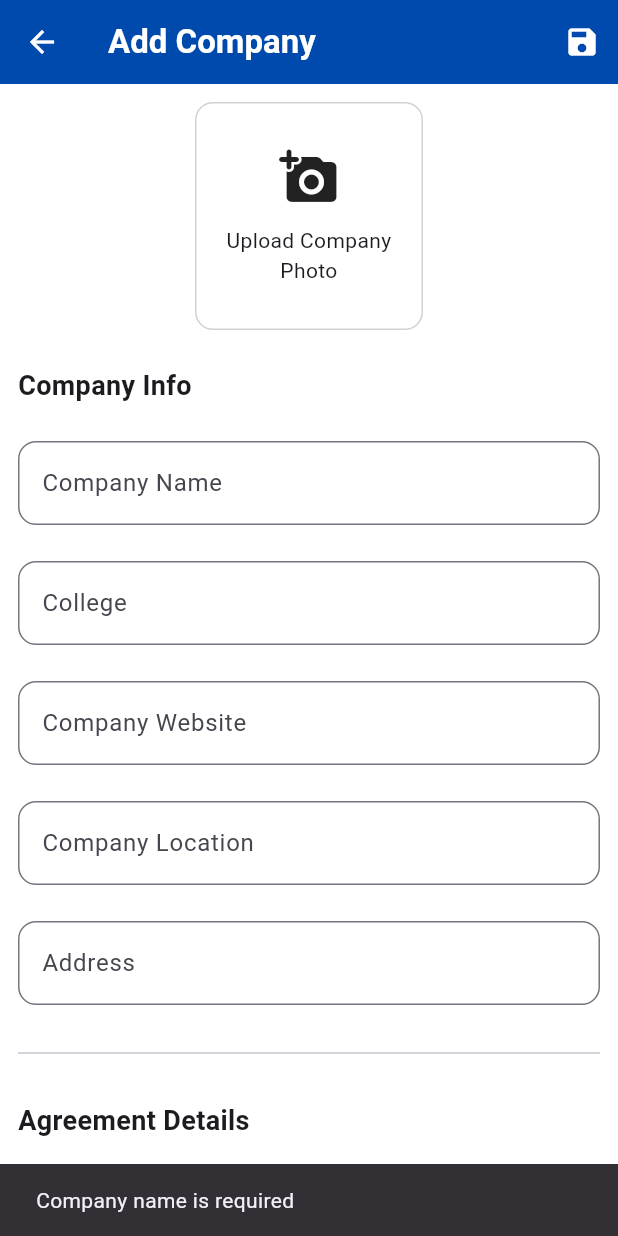
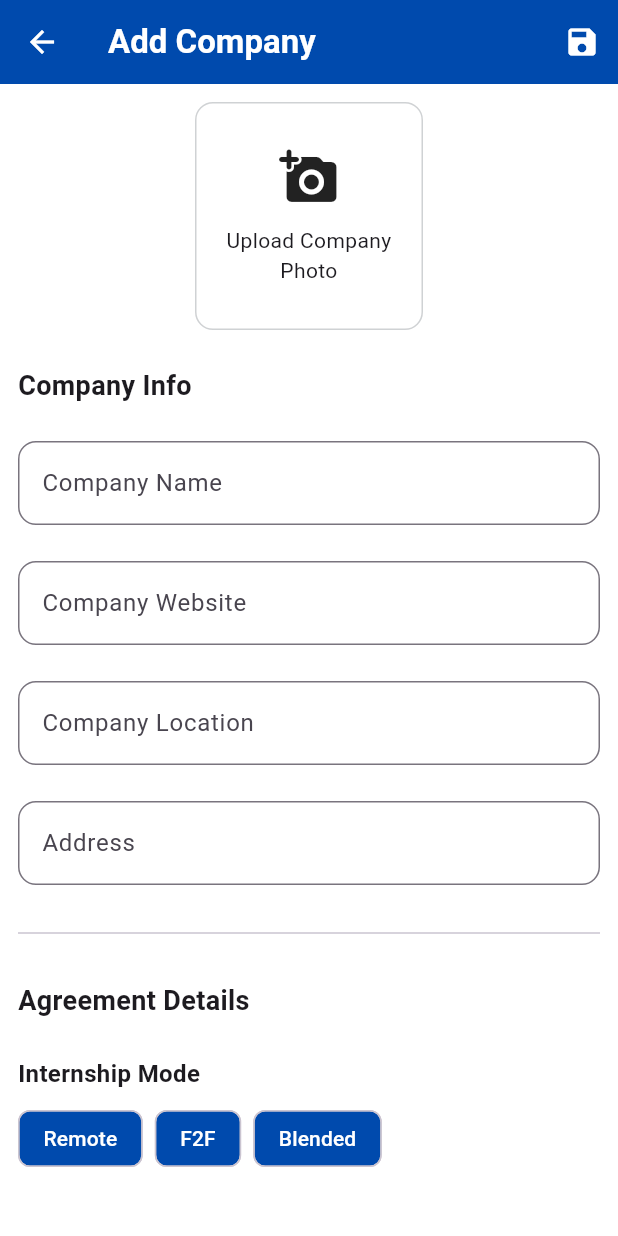
Before and after one commit to PatrickJohn243/in_turn, a Flutter app: the AddCompany screen opened directly, after a tap on the "save" icon, on a phone screen of 412 x 824 dp. Run offline on Flutter 3.47's test engine with Material 3 defaults, Android fonts, the phone set to English and light mode, and no system bars; our stand-ins replace file_picker, flutter_dotenv, font_awesome_flutter, google_sign_in, supabase_flutter; accounts and stored records are empty.

Commit message:
feat: change text fields to chips & UI changes

```diff
--- /dev/null
+++ b/lib/models/adminCompanies.dart
@@ -0,0 +1,22 @@
+class AdminCompanies {
+  final String adminId;
+  final String companyId;
+
+  AdminCompanies({
+    required this.adminId,
+    required this.companyId,
+  });
+
+  factory AdminCompanies.fromJson(Map<String, dynamic> json) {
+    return AdminCompanies(
+      adminId: json['adminId'] ?? '',
+      companyId: json['companyId'] ?? '',
+    );
+  }
+  Map<String, dynamic> toJson() {
+    return {
+      'adminId': adminId,
+      'companyId': companyId,
+    };
+  }
+}
--- /dev/null
+++ b/lib/view_models/insert_company.dart
@@ -0,0 +1,16 @@
+import 'dart:developer';
+
+import 'package:inturn/models/adminCompanies.dart';
+import 'package:supabase_flutter/supabase_flutter.dart';
+
+class InsertCompany {
+  final SupabaseClient supabase = Supabase.instance.client;
+
+  Future<void> addCompanyToAdmin(AdminCompanies adminCompanies) async {
+    try {
+      await supabase.from('companiesByAdmin').insert(adminCompanies.toJson());
+    } catch (e) {
+      throw Exception('Error adding company: $e');
+    }
+  }
+}
--- a/lib/views/admin/add_company.dart
+++ b/lib/views/admin/add_company.dart
@@ -1,9 +1,13 @@
 import 'dart:developer';
 
 import 'package:flutter/material.dart';
+import 'package:inturn/models/adminCompanies.dart';
 import 'package:inturn/models/colleges.dart';
+import 'package:inturn/models/courses.dart';
 import 'package:inturn/utils/constants/app_colors.dart';
 import 'package:inturn/view_models/college_fetching.dart';
+import 'package:inturn/view_models/courses_fetching.dart';
+import 'package:inturn/view_models/insert_company.dart';
 import 'package:supabase_flutter/supabase_flutter.dart';
 import 'package:file_picker/file_picker.dart';
 import 'dart:io';
@@ -17,35 +21,41 @@ class AddCompany extends StatefulWidget {
 }
 
 class _AddCompanyState extends State<AddCompany> {
-  final _supabase = Supabase.instance.client;
-  String? _internshipMode;
-  final List<String> internshipModes = ['Remote', 'F2F', 'Blended'];
-
-  // Course selection
-  List<Map<String, dynamic>> _courses = [];
-  Set<String> _selectedCourseNames = {};
-  bool _isLoadingCourses = true;
-
   // Controllers for all text fields
   late TextEditingController companyNameController;
   late TextEditingController websiteController;
   late TextEditingController locationController;
   late TextEditingController addressController;
-  late TextEditingController moaDurationController;
 
   late TextEditingController contactPerson1Controller;
   late TextEditingController contactPerson2Controller;
   late TextEditingController contactDetailsController;
   late TextEditingController designationController;
 
-  late TextEditingController collegeController;
   late TextEditingController descriptionController;
   late TextEditingController fieldSpecializationController;
 
+  final supabase = Supabase.instance.client;
+  User? user;
+
+  //Internship selection
+  String? selectedMode;
+  final List<String> internshipModes = ['Remote', 'F2F', 'Blended'];
+
+  //College selection
+  List<Colleges> collegeList = [];
+  Colleges? college;
+  Colleges? selectedCollege;
+
+  // Course selection
+  List<Courses> _courses = [];
+  Set<String> _selectedCourseNames = {};
+  bool _isLoadingCourses = true;
+  bool _isLoading = false;
+
   String? _companyImageUrl;
   File? companyImg;
-  Colleges? college;
-  bool _isLoading = false;
+  FilePickerResult? selectedImage;
   bool _isUploadingImage = false;
 
   @override
@@ -55,8 +65,6 @@ class _AddCompanyState extends State<AddCompany> {
     websiteController = TextEditingController();
     locationController = TextEditingController();
     addressController = TextEditingController();
-    moaDurationController = TextEditingController();
-    collegeController = TextEditingController();
 
     contactPerson1Controller = TextEditingController();
     contactPerson2Controller = TextEditingController();
@@ -65,8 +73,9 @@ class _AddCompanyState extends State<AddCompany> {
 
     descriptionController = TextEditingController();
     fieldSpecializationController = TextEditingController();
-    testConnection();
-    _fetchCourses();
+
+    fetchColleges();
+    user = supabase.auth.currentUser;
   }
 
   @override
@@ -75,43 +84,46 @@ class _AddCompanyState extends State<AddCompany> {
     websiteController.dispose();
     locationController.dispose();
     addressController.dispose();
-    moaDurationController.dispose();
     contactPerson1Controller.dispose();
     contactDetailsController.dispose();
     designationController.dispose();
-    contactPerson1Controller.dispose();
     contactPerson2Controller.dispose();
     descriptionController.dispose();
     fieldSpecializationController.dispose();
     super.dispose();
   }
 
-  void fetchCollege(String collegeName) async {
-    // log(collegeName);
+  Future<List<Colleges>> fetchColleges() async {
+    final response = await CollegeFetching().fetchColleges();
+    setState(() {
+      collegeList = response;
+    });
+    return response;
+  }
+
+  //fetch individual college
+  Future<void> fetchCollege(String collegeName) async {
     final response = await CollegeFetching().fetchCollegeByName(collegeName);
     setState(() {
       college = response;
+      log(college!.college);
     });
   }
 
-  Future<void> _fetchCourses() async {
+  Future<void> fetchCourses(String collegeId) async {
     try {
       setState(() {
         _isLoadingCourses = true;
       });
-
-      final response = await _supabase
-          .from('courses')
-          .select()
-          .order('courseName')
-          .timeout(const Duration(seconds: 10));
+      final response = await CoursesFetching().fetchCourses(collegeId);
+      log(response.length.toString());
 
       setState(() {
-        _courses = List<Map<String, dynamic>>.from(response);
+        _courses = response;
         _isLoadingCourses = false;
       });
     } catch (e) {
-      print('Error fetching courses: $e');
+      log('Error fetching courses: $e');
       if (mounted) {
         setState(() {
           _isLoadingCourses = false;
@@ -126,14 +138,11 @@ class _AddCompanyState extends State<AddCompany> {
     }
   }
 
-  Future<void> uploadImage() async {
+  Future<void> fetchImage() async {
     try {
       setState(() {
         _isUploadingImage = true;
       });
-
-      final user = _supabase.auth.currentUser;
-      if (user == null) throw Exception("User not authenticated");
 
       final result = await FilePicker.platform.pickFiles(
         type: FileType.image,
@@ -141,45 +150,18 @@ class _AddCompanyState extends State<AddCompany> {
         withData: true,
       );
 
-      if (result != null && result.files.isNotEmpty) {
-        final pickedFile = result.files.first;
-        final bytes = pickedFile.bytes;
-        if (bytes == null) throw Exception("File is empty");
-
-        final userId = user.id;
-        final fileName = '$userId/${pickedFile.name}';
-        final storagePath = fileName;
-        final filePath = pickedFile.path;
-
-        final storageRef = _supabase.storage.from('images');
-
-        // Upload the image file
-        final response = await storageRef.uploadBinary(
-          storagePath,
-          bytes,
-          fileOptions: const FileOptions(
-            upsert: true, // allows overwriting if same filename is used
-          ),
-        );
-
-        if (response.isEmpty) throw Exception("Upload failed");
-
-        // Get the public URL
-        // final imageUrl = storageRef.getPublicUrl(storagePath);
+      final pickedFile = result?.files.first;
+      final filePath = pickedFile?.path;
 
       setState(() {
-          _companyImageUrl = fileName;
+        //set display img
+        selectedImage = result;
         companyImg = File(filePath!);
       });
-
-        ScaffoldMessenger.of(context).showSnackBar(
-          const SnackBar(content: Text('Image uploaded successfully!')),
-        );
-      }
     } catch (e) {
       ScaffoldMessenger.of(context).showSnackBar(
-        SnackBar(
-          content: Text('Error uploading image: $e'),
+        const SnackBar(
+          content: Text('Select an image'),
           backgroundColor: Colors.red,
         ),
       );
@@ -190,8 +172,48 @@ class _AddCompanyState extends State<AddCompany> {
     }
   }
 
+  Future<void> addCompanyToAdmin(AdminCompanies company) async {
+    try {
+      await InsertCompany().addCompanyToAdmin(company);
+    } catch (e) {
+      throw Exception('Error adding company: $e');
+    }
+  }
+
+  Future<void> uploadImage(FilePickerResult result) async {
+    if (user == null) throw Exception("User not authenticated");
+
+    if (result.files.isNotEmpty) {
+      final pickedFile = result.files.first;
+      final bytes = pickedFile.bytes;
+      if (bytes == null) throw Exception("File is empty");
+
+      //added timestamp on fileName for unique id
+      final timestamp = DateTime.now().millisecondsSinceEpoch;
+      final fileName = '${user!.id}/${timestamp}_${pickedFile.name}';
+
+      final storageRef = supabase.storage.from('images');
+
+      // Upload the image file
+      final response = await storageRef.uploadBinary(
+        fileName,
+        bytes,
+        fileOptions: const FileOptions(
+          upsert: true,
+        ),
+      );
+
+      if (response.isEmpty) throw Exception("Upload failed");
+
+      setState(() {
+        //send selected img to supabase
+        _companyImageUrl = fileName;
+      });
+    }
+  }
+
   Future<void> _saveCompany() async {
-    fetchCollege(collegeController.text);
+    fetchCollege(selectedCollege!.college);
 
     if (companyNameController.text.isEmpty) {
       ScaffoldMessenger.of(context).showSnackBar(
@@ -200,27 +222,27 @@ class _AddCompanyState extends State<AddCompany> {
       return;
     }
 
-    if (collegeController.text.isEmpty) {
-      ScaffoldMessenger.of(context).showSnackBar(
-        const SnackBar(content: Text('College is required')),
-      );
-      return;
-    }
-
     setState(() {
       _isLoading = true;
     });
+    try {
+      await uploadImage(selectedImage!);
+    } catch (e) {
+      throw Exception('Select a different Image: $e');
+    }
 
     try {
       final applicableCourses = _selectedCourseNames.toList();
-      await _supabase.from('companies').insert({
+      final response = await supabase
+          .from('companies')
+          .insert({
             'companyName': companyNameController.text,
             'companyImage': _companyImageUrl,
             'website': websiteController.text,
             'location': locationController.text,
             'address': addressController.text,
-        'mode': _internshipMode,
-        'moaDuration': moaDurationController.text,
+            'mode': selectedMode,
+            // 'moaDuration': moaDurationController.text,
             'contactPerson': contactPerson1Controller.text,
             'contactPerson2': contactPerson2Controller.text,
             'contactDetails': contactDetailsController.text,
@@ -231,8 +253,15 @@ class _AddCompanyState extends State<AddCompany> {
             'updated_at': DateTime.now().toIso8601String(),
             'description': descriptionController.text,
             'fieldSpecialization': fieldSpecializationController.text,
-      });
-
+          })
+          .select()
+          .single();
+      final String newCompanyId = response['companyId'];
+      final adminCompany = AdminCompanies(
+        adminId: user!.id,
+        companyId: newCompanyId,
+      );
+      await addCompanyToAdmin(adminCompany);
       if (mounted) {
         ScaffoldMessenger.of(context).showSnackBar(
           const SnackBar(content: Text('Company added successfully')),
@@ -254,23 +283,23 @@ class _AddCompanyState extends State<AddCompany> {
     }
   }
 
-  Future<void> testConnection() async {
-    try {
-      debugPrint('Attempting to connect to Supabase...');
+  // Future<void> testConnection() async {
+  //   try {
+  //     debugPrint('Attempting to connect to Supabase...');
 
-      final response = await _supabase
-          .from('courses')
-          .select()
-          .limit(1)
-          .timeout(const Duration(seconds: 5));
+  //     final response = await supabase
+  //         .from('courses')
+  //         .select()
+  //         .limit(1)
+  //         .timeout(const Duration(seconds: 5));
 
-      debugPrint('✅ Connected to Supabase. Course data received.');
-      debugPrint('Response: $response');
-    } catch (e, stackTrace) {
-      debugPrint('❌ Supabase connection failed: $e');
-      debugPrint('Stack trace: $stackTrace');
-    }
-  }
+  //     debugPrint('✅ Connected to Supabase. Course data received.');
+  //     debugPrint('Response: $response');
+  //   } catch (e, stackTrace) {
+  //     debugPrint('❌ Supabase connection failed: $e');
+  //     debugPrint('Stack trace: $stackTrace');
+  //   }
+  // }
 
   @override
   Widget build(BuildContext context) {
@@ -306,7 +335,7 @@ class _AddCompanyState extends State<AddCompany> {
                         child: Material(
                           color: Colors.transparent,
                           child: InkWell(
-                            onTap: _isUploadingImage ? null : uploadImage,
+                            onTap: _isUploadingImage ? null : fetchImage,
                             child: Ink(
                               decoration: BoxDecoration(
                                   border: Border.all(color: AppColors.shadow),
@@ -325,7 +354,7 @@ class _AddCompanyState extends State<AddCompany> {
                                         crossAxisAlignment:
                                             CrossAxisAlignment.center,
                                         children: [
-                                          if (_companyImageUrl != null)
+                                          if (companyImg != null)
                                             ClipRRect(
                                               borderRadius:
                                                   BorderRadius.circular(12),
@@ -342,13 +371,13 @@ class _AddCompanyState extends State<AddCompany> {
                                             Icon(
                                               Icons.add_a_photo_rounded,
                                               size: 40,
-                                              color: _companyImageUrl != null
+                                              color: companyImg != null
                                                   ? Colors.green
                                                   : null,
                                             ),
                                           const SizedBox(height: 12),
                                           Text(
-                                            _companyImageUrl != null
+                                            companyImg != null
                                                 ? "Change Image"
                                                 : "Upload Company Photo",
                                             textAlign: TextAlign.center,
@@ -382,17 +411,6 @@ class _AddCompanyState extends State<AddCompany> {
                       Padding(
                         padding: const EdgeInsets.only(top: 24.0),
                         child: TextField(
-                          controller: collegeController,
-                          decoration: InputDecoration(
-                              hintText: "Enter College",
-                              border: OutlineInputBorder(
-                                  borderRadius: BorderRadius.circular(12)),
-                              labelText: "College"),
-                        ),
-                      ),
-                      Padding(
-                        padding: const EdgeInsets.only(top: 24.0),
-                        child: TextField(
                           controller: websiteController,
                           decoration: InputDecoration(
                               hintText: "Enter Company Website",
@@ -412,7 +430,7 @@ class _AddCompanyState extends State<AddCompany> {
                             labelText: "Company Location",
                           ),
                           minLines: 1,
-                          maxLines: 2,
+                          maxLines: 3,
                         ),
                       ),
                       Padding(
@@ -425,7 +443,7 @@ class _AddCompanyState extends State<AddCompany> {
                                   borderRadius: BorderRadius.circular(12)),
                               labelText: "Address"),
                           minLines: 1,
-                          maxLines: 2,
+                          maxLines: 3,
                         ),
                       ),
                       const Padding(
@@ -439,39 +457,41 @@ class _AddCompanyState extends State<AddCompany> {
                       ),
                       Padding(
                         padding: const EdgeInsets.only(top: 24.0),
-                        child: DropdownButtonFormField<String>(
-                          alignment: Alignment.bottomCenter,
-                          value: _internshipMode,
-                          decoration: InputDecoration(
-                            labelText: "Internship Mode",
-                            border: OutlineInputBorder(
-                                borderRadius: BorderRadius.circular(12),
-                                gapPadding: 4),
-                            contentPadding: const EdgeInsets.symmetric(
-                                horizontal: 12, vertical: 16),
+                        child: Column(
+                          crossAxisAlignment: CrossAxisAlignment.start,
+                          children: [
+                            const Text(
+                              "Internship Mode",
+                              style: TextStyle(
+                                fontSize: 16,
+                                fontWeight: FontWeight.bold,
                               ),
-                          items: internshipModes
-                              .map((mode) => DropdownMenuItem(
-                                    value: mode,
-                                    child: Text(mode),
-                                  ))
-                              .toList(),
-                          onChanged: (value) {
+                            ),
+                            const SizedBox(height: 8),
+                            Wrap(
+                              spacing: 8.0,
+                              runSpacing: 8.0,
+                              children: internshipModes.map((mode) {
+                                return FilterChip(
+                                  label: Text(mode),
+                                  selected: selectedMode == mode,
+                                  onSelected: (bool selected) {
                                     setState(() {
-                              _internshipMode = value;
+                                      if (selected) {
+                                        selectedMode = mode;
+                                      }
                                     });
                                   },
+                                  backgroundColor: AppColors.primary,
+                                  selectedColor: AppColors.primary,
+                                  checkmarkColor: Colors.white,
+                                  labelStyle: const TextStyle(
+                                    color: Colors.white,
                                   ),
+                                );
+                              }).toList(),
                             ),
-                      Padding(
-                        padding: const EdgeInsets.only(top: 24.0),
-                        child: TextField(
-                          controller: moaDurationController,
-                          decoration: InputDecoration(
-                              hintText: "MOA Duration(months)",
-                              border: OutlineInputBorder(
-                                  borderRadius: BorderRadius.circular(12)),
-                              labelText: "Enter duration in months"),
+                          ],
                         ),
                       ),
                       Padding(
@@ -480,7 +500,47 @@ class _AddCompanyState extends State<AddCompany> {
                           crossAxisAlignment: CrossAxisAlignment.start,
                           children: [
                             const Text(
-                              "Courses",
+                              "College",
+                              style: TextStyle(
+                                fontSize: 16,
+                                fontWeight: FontWeight.bold,
+                              ),
+                            ),
+                            const SizedBox(height: 8),
+                            Wrap(
+                              spacing: 8.0,
+                              runSpacing: 8.0,
+                              children: collegeList.map((college) {
+                                return FilterChip(
+                                  label: Text(college.college),
+                                  selected: selectedCollege == college,
+                                  onSelected: (bool selected) {
+                                    setState(() {
+                                      if (selected) {
+                                        selectedCollege = college;
+                                        fetchCourses(college.id);
+                                      }
+                                    });
+                                  },
+                                  backgroundColor: AppColors.primary,
+                                  selectedColor: AppColors.primary,
+                                  checkmarkColor: Colors.white,
+                                  labelStyle: const TextStyle(
+                                    color: Colors.white,
+                                  ),
+                                );
+                              }).toList(),
+                            ),
+                          ],
+                        ),
+                      ),
+                      Padding(
+                        padding: const EdgeInsets.only(top: 24.0),
+                        child: Column(
+                          crossAxisAlignment: CrossAxisAlignment.start,
+                          children: [
+                            const Text(
+                              "Courses Applicable",
                               style: TextStyle(
                                 fontSize: 16,
                                 fontWeight: FontWeight.bold,
@@ -488,24 +548,24 @@ class _AddCompanyState extends State<AddCompany> {
                             ),
                             const SizedBox(height: 8),
                             if (_isLoadingCourses)
-                              const Center(child: CircularProgressIndicator())
+                              const Text("Select a college department")
                             else
                               Wrap(
                                 spacing: 8.0,
                                 runSpacing: 8.0,
                                 children: _courses.map((course) {
                                   return FilterChip(
-                                    label: Text(course['courseName']),
+                                    label: Text(course.courseName),
                                     selected: _selectedCourseNames
-                                        .contains(course['courseName']),
+                                        .contains(course.courseName),
                                     onSelected: (bool selected) {
                                       setState(() {
                                         if (selected) {
                                           _selectedCourseNames
-                                              .add(course['courseName']);
+                                              .add(course.courseName);
                                         } else {
                                           _selectedCourseNames
-                                              .remove(course['courseName']);
+                                              .remove(course.courseName);
                                         }
                                       });
                                     },
@@ -592,6 +652,8 @@ class _AddCompanyState extends State<AddCompany> {
                               border: OutlineInputBorder(
                                   borderRadius: BorderRadius.circular(12)),
                               labelText: "Enter Company Description"),
+                          minLines: 1,
+                          maxLines: 8,
                         ),
                       ),
                       Padding(
```
Also changed, not shown: lib/view_models/companies_fetching.dart (+18 -0 lines). Lines whose indentation alone changed are shown as unchanged.
